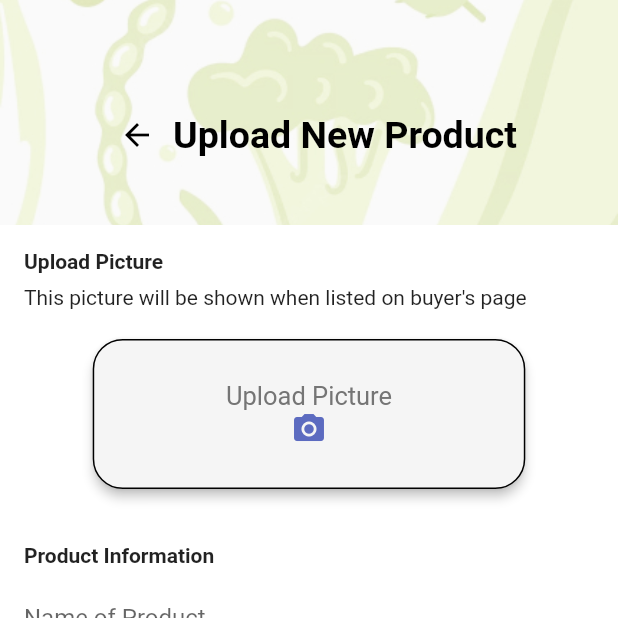
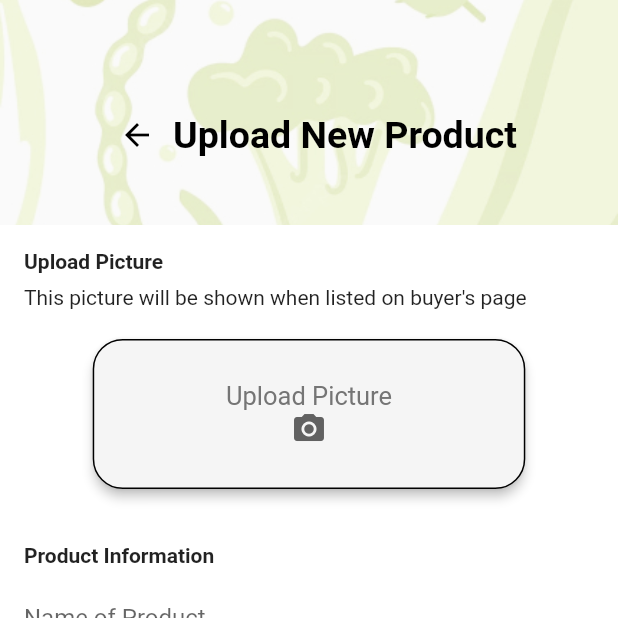
Before and after one commit to SSSamueLDS/googleignite_team7, a Flutter app: the Upload screen opened by its route, on a phone screen of 412 x 824 dp, the top half of it. Run offline on Flutter 3.47's test engine with Material 2 defaults, Android fonts, the phone set to English and light mode, and no system bars; Roboto replaces fonts that are missing (DM Sans).

Commit message:
made some changes to upload

```diff
--- a/googleignite_team7/lib/main.dart
+++ b/googleignite_team7/lib/main.dart
@@ -48,7 +48,6 @@ class MyApp extends StatelessWidget {
         '/farmerlisting': (context) => Farmerlistingpage(),
         '/farmersearchlisting': (context) => Farmersearchlisting(),
         '/farmertypesearchlisting': (context) => Farmertypesearchlisting(),
-
         '/upload': (context) => Upload(),
       },
       // home: MainScreen(), // Set the main screen as the initial route.
--- a/googleignite_team7/lib/screens/upload.dart
+++ b/googleignite_team7/lib/screens/upload.dart
@@ -103,7 +103,7 @@ class Upload extends StatelessWidget {
                     ),
                     Icon(
                       Icons.photo_camera,
-                      color: Colors.indigo[400],
+                      color: Colors.grey[700],
                     )
                   ],
                 ),
@@ -182,7 +182,7 @@ class Upload extends StatelessWidget {
             child: MyFilledButton(
                 label: "Save",
                 onPressed: () {
-                  Navigator.pushNamed(context, '/buyer_landing');
+                  Navigator.pushNamed(context, '/farmersearchlisting');
                 },
                 fillColor: Colors.black,
                 borderColor: Colors.black,
```
